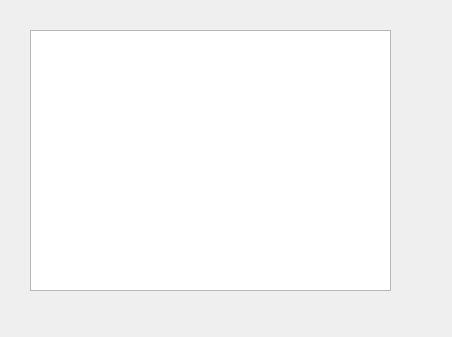
Old version of the form Controller/src/mainUI.ui in the repository pbustos/Robotica2015.
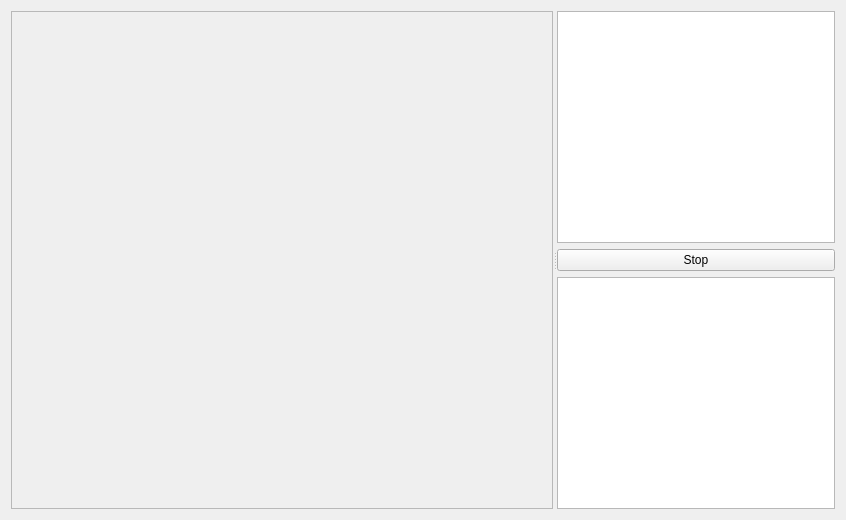
New version of the form.

Patch:
```diff
--- a/Controller/src/mainUI.ui
+++ b/Controller/src/mainUI.ui
@@ -6,23 +6,59 @@
    <rect>
     <x>0</x>
     <y>0</y>
-    <width>452</width>
-    <height>337</height>
+    <width>846</width>
+    <height>520</height>
    </rect>
   </property>
   <property name="windowTitle">
    <string>Controller</string>
   </property>
-  <widget class="QGraphicsView" name="graphicsView">
-   <property name="geometry">
-    <rect>
-     <x>30</x>
-     <y>30</y>
-     <width>361</width>
-     <height>261</height>
-    </rect>
-   </property>
-  </widget>
+  <layout class="QVBoxLayout" name="verticalLayout_2">
+   <item>
+    <widget class="QSplitter" name="splitter">
+     <property name="orientation">
+      <enum>Qt::Horizontal</enum>
+     </property>
+     <widget class="QFrame" name="frame">
+      <property name="sizePolicy">
+       <sizepolicy hsizetype="Expanding" vsizetype="Preferred">
+        <horstretch>0</horstretch>
+        <verstretch>0</verstretch>
+       </sizepolicy>
+      </property>
+      <property name="minimumSize">
+       <size>
+        <width>500</width>
+        <height>0</height>
+       </size>
+      </property>
+      <property name="frameShape">
+       <enum>QFrame::StyledPanel</enum>
+      </property>
+      <property name="frameShadow">
+       <enum>QFrame::Raised</enum>
+      </property>
+     </widget>
+     <widget class="QWidget" name="">
+      <layout class="QVBoxLayout" name="verticalLayout">
+       <item>
+        <widget class="QGraphicsView" name="graphicsView"/>
+       </item>
+       <item>
+        <widget class="QPushButton" name="pushButton">
+         <property name="text">
+          <string>Stop</string>
+         </property>
+        </widget>
+       </item>
+       <item>
+        <widget class="QPlainTextEdit" name="plainTextEdit"/>
+       </item>
+      </layout>
+     </widget>
+    </widget>
+   </item>
+  </layout>
  </widget>
  <resources/>
  <connections/>
```
